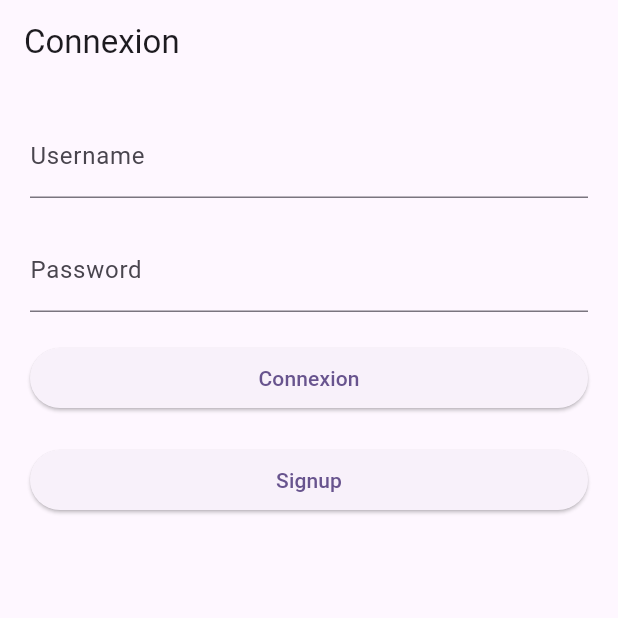
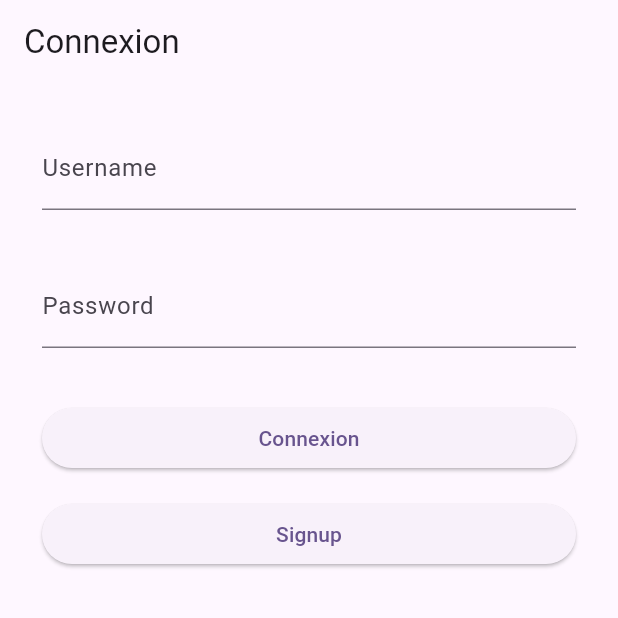
Before and after one commit to GbecetKouameDylan/tp1-Flutter, a Flutter app: the screen it shows after launch, on a phone screen of 412 x 824 dp, the top half of it. Run offline on Flutter 3.47's test engine with Material 3 defaults, Android fonts, the phone set to English and light mode, and no system bars; our stand-ins replace cached_network_image, cookie_jar, dio, dio_cookie_manager, image_picker; missing offline and left inert: dart:ffi.

```diff
--- a/tp1_flutter/lib/connexion.dart
+++ b/tp1_flutter/lib/connexion.dart
@@ -1,15 +1,22 @@
 import 'package:dio/dio.dart';
 import 'package:flutter/material.dart';
+import 'package:flutter/services.dart';
 import 'package:flutter_localizations/flutter_localizations.dart';
 import 'package:tp1_flutter/home.dart';
-import 'package:tp1_flutter/main.dart';
 import 'package:tp1_flutter/transfert.dart';
-
 import 'generated/l10n.dart';
 import 'lib_http.dart';
 
-/*void main() {
+void main() {
+  WidgetsFlutterBinding.ensureInitialized();
+  SystemChrome.setPreferredOrientations([
+    DeviceOrientation.portraitUp,
+    DeviceOrientation.portraitDown,
+    DeviceOrientation.landscapeLeft,
+    DeviceOrientation.landscapeRight,
+  ]).then((_) {
     runApp(const MyApp());
+  });
 }
 
 class MyApp extends StatelessWidget {
@@ -29,11 +36,14 @@ class MyApp extends StatelessWidget {
         colorScheme: ColorScheme.fromSeed(seedColor: Colors.deepPurple),
         useMaterial3: true,
       ),
+      home: const LoginPage(),
     );
   }
-}*/
+}
 
 class LoginPage extends StatefulWidget {
+  const LoginPage({Key? key}) : super(key: key);
+
   @override
   _LoginPageState createState() => _LoginPageState();
 }
@@ -42,32 +52,56 @@ class _LoginPageState extends State<LoginPage> {
   final _nomController = TextEditingController();
   final _passwordController = TextEditingController();
   bool loading = false;
+
   @override
   Widget build(BuildContext context) {
     return Scaffold(
       appBar: AppBar(
         title: Text(S.of(context).Connexion),
-
       ),
       body: Padding(
         padding: EdgeInsets.all(20.0),
         child: Form(
-          child: Column(
+          child: LayoutBuilder(
+            builder: (context, constraints) {
+              bool isLandscape = MediaQuery.of(context).orientation == Orientation.landscape;
+              return isLandscape
+                  ? Row(
+                children: buildFormChildren(context, isLandscape),
+              )
+                  : Column(
                 crossAxisAlignment: CrossAxisAlignment.stretch,
-            children: <Widget>[
-              TextFormField(
+                children: buildFormChildren(context, isLandscape),
+              );
+            },
+          ),
+        ),
+      ),
+    );
+  }
+
+  List<Widget> buildFormChildren(BuildContext context, bool isLandscape) {
+    return [
+      Flexible(
+        child: Padding(
+          padding: const EdgeInsets.all(8.0),
+          child: TextFormField(
             controller: _nomController,
-              decoration: InputDecoration(labelText:S.of(context).userName),
+            decoration: InputDecoration(labelText: S.of(context).userName),
             validator: (value) {
               if (value == null || value.isEmpty) {
                 return S.of(context).QName;
               }
-
               return null;
             },
           ),
-              SizedBox(height: 20.0),
-              TextFormField(
+        ),
+      ),
+      SizedBox(width: isLandscape ? 20.0 : 0, height: isLandscape ? 0 : 20.0),
+      Flexible(
+        child: Padding(
+          padding: const EdgeInsets.all(8.0),
+          child: TextFormField(
             controller: _passwordController,
             decoration: InputDecoration(labelText: S.of(context).Password),
             obscureText: true,
@@ -75,58 +109,59 @@ bool loading = false;
               if (value == null || value.isEmpty) {
                 return S.of(context).QPassword;
               }
-                  // Add your own password validation logic here
               return null;
             },
           ),
-              SizedBox(height: 20.0),
-              ElevatedButton(
-                onPressed: loading?null:Signin,
-                child: loading?CircularProgressIndicator():
-                Text(S.of(context).Connexion),
         ),
-              SizedBox(height: 20.0),
-              ElevatedButton(
+      ),
+      SizedBox(width: isLandscape ? 20.0 : 0, height: isLandscape ? 0 : 20.0),
+      Padding(
+        padding: const EdgeInsets.all(8.0),
+        child: ElevatedButton(
+          onPressed: loading ? null : Signin,
+          child: loading ? CircularProgressIndicator() : Text(S.of(context).Connexion),
+        ),
+      ),
+      Padding(
+        padding: const EdgeInsets.all(8.0),
+        child: ElevatedButton(
           onPressed: () {
             Navigator.push(
-                      context,MaterialPageRoute(
+              context,
+              MaterialPageRoute(
                 builder: (context) => SignUpPage(title: S.of(context).Signup),
-                  )
+              ),
             );
           },
           child: Text(S.of(context).Signup),
-              )
-            ],
         ),
       ),
-      ),
-    );
+    ];
   }
 
   Future<void> Signin() async {
     setState(() {
-      this.loading = true;
+      loading = true;
     });
-    try{
+    try {
       SigninRequest req = SigninRequest();
       req.username = _nomController.text;
       req.password = _passwordController.text;
       var reponse = await signin(req);
       setState(() {
-        this.loading = false;
+        loading = false;
       });
       UserSession.getInstance().setUsername(reponse.username);
       print(reponse);
       Navigator.push(
-          context,MaterialPageRoute(
+        context,
+        MaterialPageRoute(
           builder: (context) => HomePage(),
-      )
+        ),
       );
-    }
-    on DioException catch(e)
-    {
+    } on DioException catch (e) {
       setState(() {
-        this.loading = false;
+        loading = false;
       });
       print(e);
       String message = e.response!.data;
@@ -136,8 +171,23 @@ bool loading = false;
         print('autre erreurs');
       }
     }
-
-
+  }
 }
 
+class SignUpPage extends StatelessWidget {
+  final String title;
+
+  const SignUpPage({Key? key, required this.title}) : super(key: key);
+
+  @override
+  Widget build(BuildContext context) {
+    return Scaffold(
+      appBar: AppBar(
+        title: Text(title),
+      ),
+      body: Center(
+        child: Text("Sign Up Page"),
+      ),
+    );
   }
+}
--- a/tp1_flutter/lib/l10n/intl_en.arb
+++ b/tp1_flutter/lib/l10n/intl_en.arb
@@ -20,5 +20,7 @@
   "PercentageDeadline": "Percentage between the date of the Task and now :",
   "Connexion": "Connexion",
   "Image": "Choose a image",
-  "Simage": "Send a image"
+  "Simage": "Send a image",
+  "NetworkError": "No connection",
+  "Retry": "Retry"
 }
--- a/tp1_flutter/lib/l10n/intl_fr.arb
+++ b/tp1_flutter/lib/l10n/intl_fr.arb
@@ -20,5 +20,7 @@
   "PercentageDeadline": "Pourcentage de temps écoulé depuis la création de la tâche :",
   "Connexion": "Se connecter",
   "Image": "Choisi une image",
-"Simage": "Envoyer une image"
+"Simage": "Envoyer une image",
+  "NetworkError": "Pas de  connection",
+  "Retry": "Ressayer"
 }
```
Also changed, not shown: tp1_flutter/lib/creation.dart (+51 -16 lines), tp1_flutter/lib/home.dart (+44 -22 lines), tp1_flutter/lib/main.dart (+62 -41 lines), tp1_flutter/lib/generated/intl/messages_en.dart, tp1_flutter/lib/generated/intl/messages_fr.dart, tp1_flutter/lib/generated/l10n.dart. Lines whose indentation alone changed are shown as unchanged.
